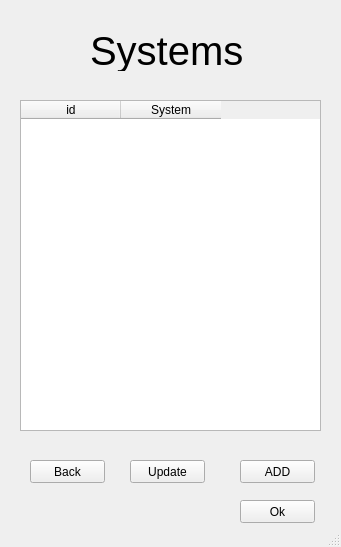
Before: the Qt Designer form src/forms/SystemForm.ui in GanjelaMJ98/maiSpecificationMaker, drawn with Qt 5.
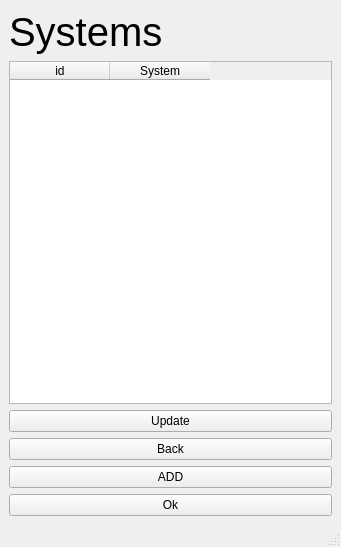
After: the same form once the commit is applied.

The edit to the form file:
```diff
--- a/src/forms/SystemForm.ui
+++ b/src/forms/SystemForm.ui
@@ -14,96 +14,72 @@
    <string>MainWindow</string>
   </property>
   <widget class="QWidget" name="centralwidget">
-   <widget class="QTableWidget" name="table">
-    <property name="geometry">
-     <rect>
-      <x>20</x>
-      <y>100</y>
-      <width>301</width>
-      <height>331</height>
-     </rect>
-    </property>
-    <column>
-     <property name="text">
-      <string>id</string>
-     </property>
-    </column>
-    <column>
-     <property name="text">
-      <string>System</string>
-     </property>
-    </column>
-   </widget>
+   <layout class="QVBoxLayout" name="verticalLayout">
+    <item>
    <widget class="QLabel" name="label">
-    <property name="geometry">
-     <rect>
-      <x>90</x>
-      <y>30</y>
-      <width>161</width>
-      <height>41</height>
-     </rect>
-    </property>
     <property name="font">
      <font>
       <pointsize>30</pointsize>
-     </font>
-    </property>
+        <weight>50</weight>
+        <italic>false</italic>
+        <bold>false</bold>
+        <underline>false</underline>
+        <strikeout>false</strikeout>
+        <stylestrategy>PreferAntialias</stylestrategy>
+        <kerning>false</kerning>
+       </font>
+      </property>
+      <property name="layoutDirection">
+       <enum>Qt::LeftToRight</enum>
+      </property>
     <property name="text">
      <string>Systems</string>
     </property>
    </widget>
-   <widget class="QPushButton" name="AddButton">
-    <property name="geometry">
-     <rect>
-      <x>240</x>
-      <y>460</y>
-      <width>75</width>
-      <height>23</height>
-     </rect>
-    </property>
+    </item>
+    <item>
+     <widget class="QTableWidget" name="table">
+      <column>
     <property name="text">
-     <string>ADD</string>
-    </property>
-   </widget>
-   <widget class="QPushButton" name="BackButton">
-    <property name="geometry">
-     <rect>
-      <x>30</x>
-      <y>460</y>
-      <width>75</width>
-      <height>23</height>
-     </rect>
-    </property>
+        <string>id</string>
+       </property>
+      </column>
+      <column>
     <property name="text">
-     <string>Back</string>
-    </property>
-   </widget>
+        <string>System</string>
+       </property>
+      </column>
+     </widget>
+    </item>
+    <item>
    <widget class="QPushButton" name="UpdateButton">
-    <property name="geometry">
-     <rect>
-      <x>130</x>
-      <y>460</y>
-      <width>75</width>
-      <height>23</height>
-     </rect>
-    </property>
     <property name="text">
      <string>Update</string>
     </property>
    </widget>
+    </item>
+    <item>
+     <widget class="QPushButton" name="BackButton">
+      <property name="text">
+       <string>Back</string>
+      </property>
+     </widget>
+    </item>
+    <item>
+     <widget class="QPushButton" name="AddButton">
+      <property name="text">
+       <string>ADD</string>
+      </property>
+     </widget>
+    </item>
+    <item>
    <widget class="QPushButton" name="OkButton">
-    <property name="geometry">
-     <rect>
-      <x>240</x>
-      <y>500</y>
-      <width>75</width>
-      <height>23</height>
-     </rect>
-    </property>
     <property name="text">
      <string>Ok</string>
     </property>
    </widget>
+    </item>
+   </layout>
   </widget>
   <widget class="QStatusBar" name="statusbar"/>
  </widget>
```
Left out of the diff: 4 changed lines with no effect on the pictures. Lines whose indentation alone changed are shown as unchanged.
